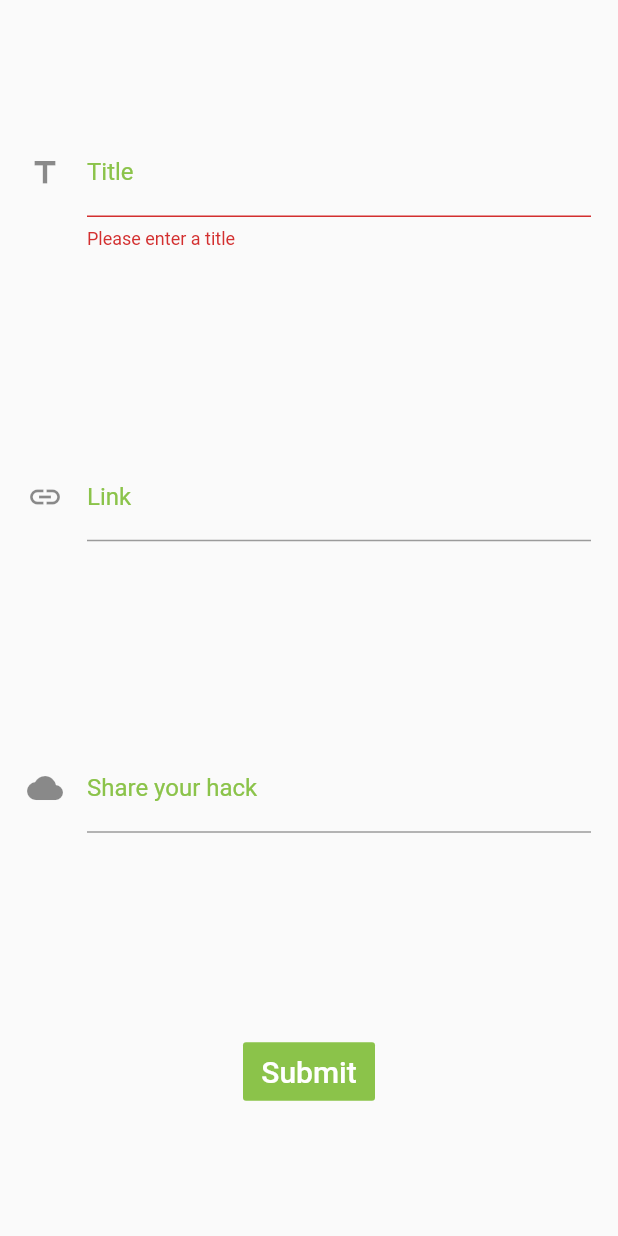
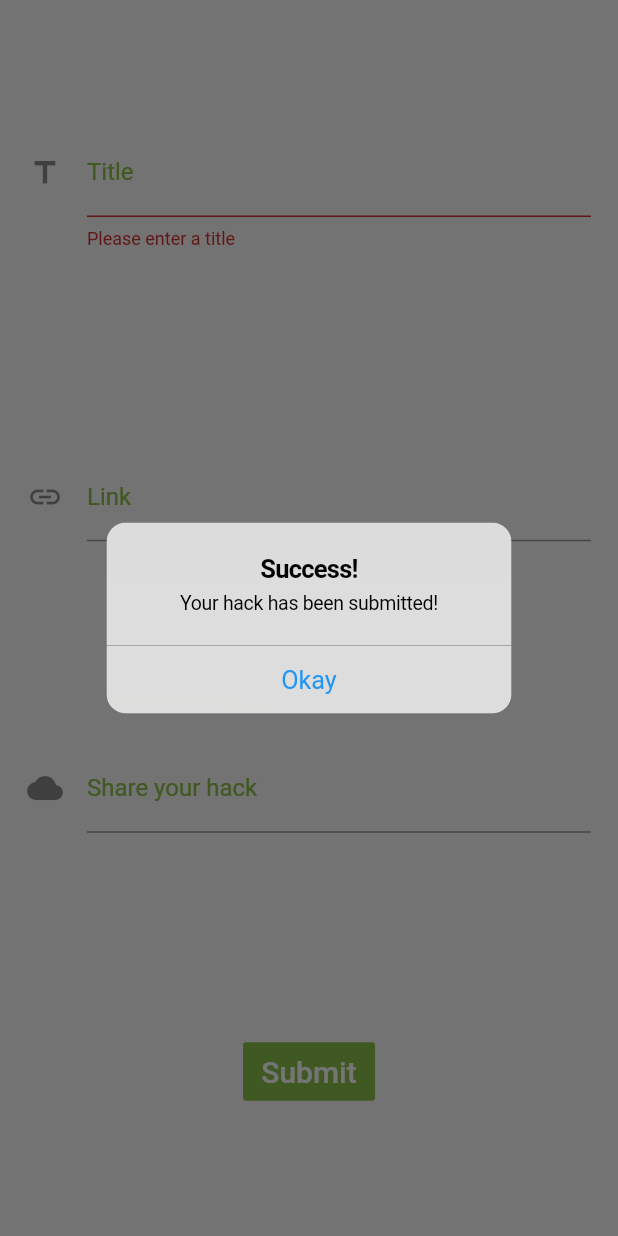
Before and after one commit to radiantly/HackyBirthdayMLH, a Flutter app: the ShareForm widget shown alone on an empty page, opened directly, after a tap on "Submit", on a phone screen of 412 x 824 dp. Run offline on Flutter 3.47's test engine with Material 2 defaults, Android fonts, the phone set to English and light mode, and no system bars; our stand-ins replace google_maps_flutter.

```diff
--- a/lib/form.dart
+++ b/lib/form.dart
@@ -1,3 +1,4 @@
+import 'package:flutter/cupertino.dart';
 import 'package:flutter/material.dart';
 
 class ShareForm extends StatefulWidget {
@@ -64,7 +65,21 @@ class _ShareFormState extends State<ShareForm> {
                       padding: EdgeInsets.all(8.0),
                       splashColor: Colors.lightGreenAccent,
                       onPressed: () {
-                        /*...*/
+                        showDialog(
+                            context: context,
+                            builder: (BuildContext context) {
+                              return CupertinoAlertDialog(
+                                title: Text('Success!'),
+                                content: Text('Your hack has been submitted!'),
+                                actions: [
+                                  CupertinoDialogAction(
+                                      child: Text("Okay"),
+                                      onPressed: () {
+                                        Navigator.of(context).pop();
+                                      }),
+                                ],
+                              );
+                            });
                       },
                       child: Text(
                         "Submit",
--- a/pubspec.yaml
+++ b/pubspec.yaml
@@ -33,6 +33,7 @@ dependencies:
   # The following adds the Cupertino Icons font to your application.
   # Use with the CupertinoIcons class for iOS style icons.
   cupertino_icons: ^0.1.3
+  url_launcher: ^3.0.0
 
 dev_dependencies:
   flutter_test:
```
Also changed, not shown: pubspec.lock.
